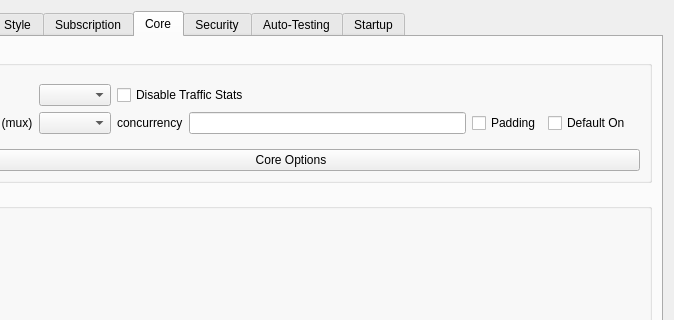
Old version of the form src/nekobox/ui/setting/dialog_basic_settings.ui in the repository qr243vbi/nekobox; both pictures show x 92 to 766 and y 0 to 320 of the 766 by 472 pixel window.
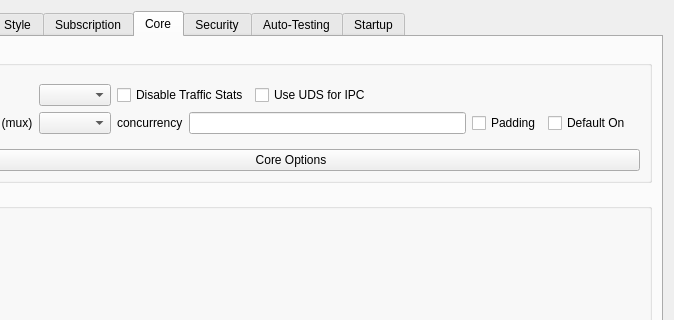
New version of the form. The open tabs and pages were chosen to show the change. Custom widgets are drawn as their Qt base class.

```diff
--- a/src/nekobox/ui/setting/dialog_basic_settings.ui
+++ b/src/nekobox/ui/setting/dialog_basic_settings.ui
@@ -711,9 +711,15 @@
                </item>
                <item>
                 <widget class="QCheckBox" name="disable_stats">
+                 <property name="sizePolicy">
+                  <sizepolicy hsizetype="Maximum" vsizetype="Fixed">
+                   <horstretch>0</horstretch>
+                   <verstretch>0</verstretch>
+                  </sizepolicy>
+                 </property>
                  <property name="minimumSize">
                   <size>
-                   <width>411</width>
+                   <width>0</width>
                    <height>0</height>
                   </size>
                  </property>
@@ -727,6 +733,16 @@
                  </property>
                 </widget>
                </item>
+               <item>
+                <widget class="QCheckBox" name="core_use_uds">
+                 <property name="toolTip">
+                  <string>Use Unix Domain Socket for communication between nekobox and nekobox_core</string>
+                 </property>
+                 <property name="text">
+                  <string>Use UDS for IPC</string>
+                 </property>
+                </widget>
+               </item>
               </layout>
              </item>
              <item row="1" column="0">
```
Left out of the diff: 30 changed lines with no effect on the pictures.
